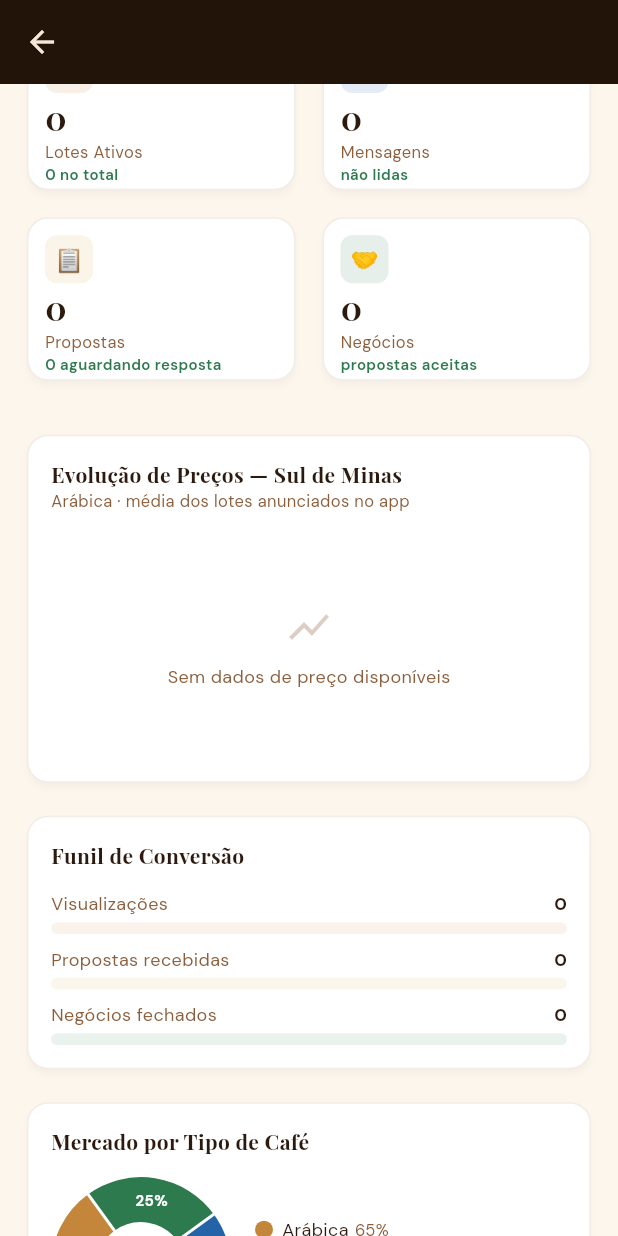
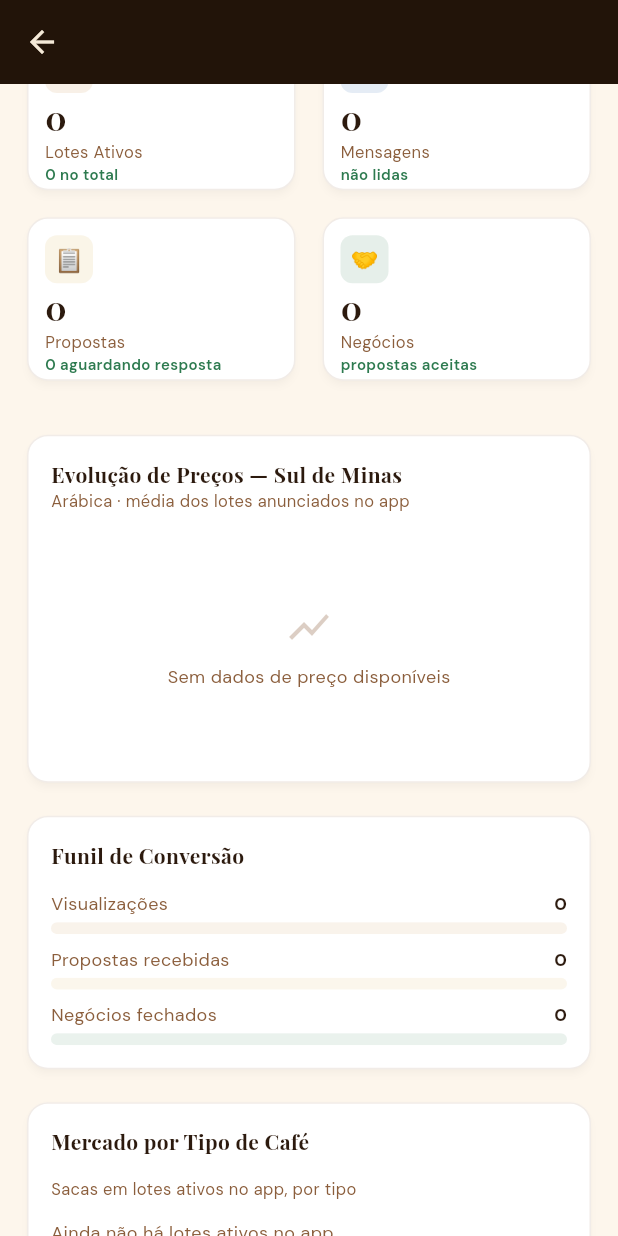
Before and after one commit to marcoaevaristo/projeto_cafe_conecta, a Flutter app: the DashboardScreen screen opened directly, scrolled down 120 dp, on a phone screen of 412 x 824 dp. Run offline on Flutter 3.47's test engine with Material 3 defaults, Android fonts, the phone set to English and light mode, and no system bars; drawn by our look-alikes of fl_chart; our stand-ins replace flutter_map, google_fonts, image_picker, latlong2, pdf, printing and 3 more; missing offline and left inert: dart:js_interop; accounts and stored records are empty; network calls fail.

Commit message:
Painel: visualizações reais e mercado por tipo com dados do app
Co-Authored-By: Claude Opus 5.5 <noreply@anthropic.com>
Claude-Session: https://claude.ai/code/session_01HumBvmj5PuTGBNg2fFGGLy

```diff
--- a/lib/screens/dashboard_screen.dart
+++ b/lib/screens/dashboard_screen.dart
@@ -6,6 +6,7 @@ import 'package:provider/provider.dart';
 import '../models/cafe_model.dart';
 import '../services/app_state.dart';
 import '../services/api_service.dart';
+import '../services/cotacoes_service.dart';
 import '../utils/theme.dart';
 import '../widgets/cafe_card.dart';
 
@@ -17,6 +18,8 @@ class DashboardScreen extends StatefulWidget {
 
 class _DashboardScreenState extends State<DashboardScreen> {
   Map<String, dynamic> _stats = {};
+  // Participação de cada tipo nas sacas dos lotes ativos (Índice Café Conecta)
+  List<Map<String, dynamic>> _porTipo = [];
   List<HistoricoPrecoModel> _historico = [];
   bool _loading = true;
 
@@ -42,10 +45,16 @@ class _DashboardScreenState extends State<DashboardScreen> {
     try {
       hist = await ApiService.getHistoricoPrecos();
     } catch (_) {}
+    List<Map<String, dynamic>> porTipo = [];
+    try {
+      final indice = await CotacoesService.fetchIndice();
+      porTipo = (indice['por_tipo'] as List? ?? []).cast<Map<String, dynamic>>();
+    } catch (_) {}
     if (!mounted) return;
     setState(() {
       _stats = stats;
       _historico = hist;
+      _porTipo = porTipo;
       _loading = false;
     });
   }
@@ -265,7 +274,35 @@ class _DashboardScreenState extends State<DashboardScreen> {
                                         fontWeight: FontWeight.w700,
                                         color: CafeColors.darkRoast)),
                                 const SizedBox(height: 14),
-                                Row(children: [
+                                Text('Sacas em lotes ativos no app, por tipo',
+                                    style: GoogleFonts.dmSans(
+                                        fontSize: 11, color: CafeColors.lightRoast)),
+                                const SizedBox(height: 12),
+                                _mercadoPorTipo(),
+                              ]))),
+                  const SizedBox(height: 20),
+                ])),
+      ),
+    );
+  }
+
+  Widget _mercadoPorTipo() {
+    const cores = [CafeColors.caramel, CafeColors.greenOk, CafeColors.blue, CafeColors.gold, CafeColors.mediumRoast];
+    final total = _porTipo.fold<num>(0, (s, t) => s + ((t['sacas'] as num?) ?? 0));
+    if (total <= 0) {
+      return Text('Ainda não há lotes ativos no app.',
+          style: GoogleFonts.dmSans(fontSize: 12, color: CafeColors.lightRoast));
+    }
+    final itens = [
+      for (var i = 0; i < _porTipo.length && i < cores.length; i++)
+        (
+          tipo: '${_porTipo[i]['tipo']}',
+          pct: ((_porTipo[i]['sacas'] as num?) ?? 0) / total * 100,
+          cor: cores[i],
+        ),
+    ];
+    String fmt(double p) => '${p.round()}%';
+    return Row(children: [
       SizedBox(
           height: 120,
           width: 120,
@@ -273,61 +310,26 @@ class _DashboardScreenState extends State<DashboardScreen> {
             sectionsSpace: 2,
             centerSpaceRadius: 30,
             sections: [
+              for (final it in itens)
                 PieChartSectionData(
-                                              value: 65,
-                                              color: CafeColors.caramel,
-                                              title: '65%',
+                    value: it.pct,
+                    color: it.cor,
+                    title: it.pct >= 8 ? fmt(it.pct) : '',
                     radius: 30,
                     titleStyle: GoogleFonts.dmSans(
-                                                  fontSize: 10,
-                                                  fontWeight: FontWeight.w700,
-                                                  color: Colors.white)),
-                                          PieChartSectionData(
-                                              value: 25,
-                                              color: CafeColors.greenOk,
-                                              title: '25%',
-                                              radius: 30,
-                                              titleStyle: GoogleFonts.dmSans(
-                                                  fontSize: 10,
-                                                  fontWeight: FontWeight.w700,
-                                                  color: Colors.white)),
-                                          PieChartSectionData(
-                                              value: 10,
-                                              color: CafeColors.blue,
-                                              title: '10%',
-                                              radius: 30,
-                                              titleStyle: GoogleFonts.dmSans(
-                                                  fontSize: 10,
-                                                  fontWeight: FontWeight.w700,
-                                                  color: Colors.white)),
+                        fontSize: 10, fontWeight: FontWeight.w700, color: Colors.white)),
             ],
           ))),
       const SizedBox(width: 16),
-                                  const Column(
-                                      crossAxisAlignment:
-                                          CrossAxisAlignment.start,
-                                      children: [
-                                        _LegendItem(
-                                            color: CafeColors.caramel,
-                                            label: 'Arábica',
-                                            pct: '65%'),
-                                        SizedBox(height: 8),
-                                        _LegendItem(
-                                            color: CafeColors.greenOk,
-                                            label: 'Conilon',
-                                            pct: '25%'),
-                                        SizedBox(height: 8),
-                                        _LegendItem(
-                                            color: CafeColors.blue,
-                                            label: 'Robusta',
-                                            pct: '10%'),
+      Expanded(
+        child: Column(crossAxisAlignment: CrossAxisAlignment.start, children: [
+          for (final it in itens) ...[
+            _LegendItem(color: it.cor, label: it.tipo, pct: fmt(it.pct)),
+            const SizedBox(height: 8),
+          ],
         ]),
-                                ]),
-                              ]))),
-                  const SizedBox(height: 20),
-                ])),
       ),
-    );
+    ]);
   }
 
   // Média mensal real dos lotes de Arábica do Sul de Minas anunciados no app
--- a/lib/screens/detalhes_cafe_screen.dart
+++ b/lib/screens/detalhes_cafe_screen.dart
@@ -28,6 +28,7 @@ class _DetalhesCafeScreenState extends State<DetalhesCafeScreen> {
   void initState() {
     super.initState();
     _checkFavorito();
+    if (widget.cafe.id != null) ApiService.registrarVisualizacao(widget.cafe.id!);
   }
 
   Future<void> _checkFavorito() async {
--- a/lib/services/api_service.dart
+++ b/lib/services/api_service.dart
@@ -192,6 +192,16 @@ class ApiService {
       body: jsonEncode(dados),
     );
     _decode(res);
+  }
+
+  /// Conta uma visualização dos detalhes do lote (o servidor ignora o dono e repetições no dia).
+  static Future<void> registrarVisualizacao(String cafeId) async {
+    try {
+      final h = await _authHeaders();
+      await http.post(Uri.parse('$_base/cafes/$cafeId/visualizacao'), headers: h);
+    } catch (_) {
+      // métrica: nunca atrapalha a tela
+    }
   }
 
   static Future<void> excluirCafe(String cafeId) async {
```
Lines whose indentation alone changed are shown as unchanged.
